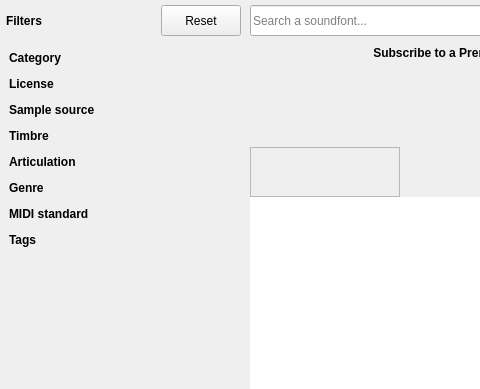
Old version of the form sources/repository/browser/soundfontbrowser.ui in the repository davy7125/polyphone; both pictures show x 0 to 480 and y 0 to 389 of the 811 by 389 pixel window.
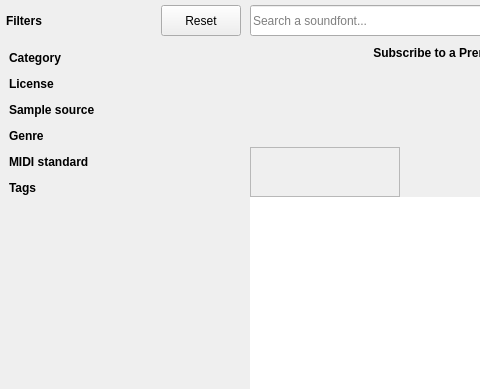
New version of the form. Custom widgets are drawn as their Qt base class.

Commit message: no more articulation / timbre

What changed in the file:
```diff
--- a/sources/repository/browser/soundfontbrowser.ui
+++ b/sources/repository/browser/soundfontbrowser.ui
@@ -411,36 +411,6 @@
            <item>
             <widget class="FilterFlow" name="filterSampleSource" native="true"/>
            </item>
-           <item>
-            <widget class="QLabel" name="label_7">
-             <property name="font">
-              <font>
-               <bold>true</bold>
-              </font>
-             </property>
-             <property name="text">
-              <string>Timbre</string>
-             </property>
-            </widget>
-           </item>
-           <item>
-            <widget class="FilterFlow" name="filterTimbre" native="true"/>
-           </item>
-           <item>
-            <widget class="QLabel" name="label_8">
-             <property name="font">
-              <font>
-               <bold>true</bold>
-              </font>
-             </property>
-             <property name="text">
-              <string>Articulation</string>
-             </property>
-            </widget>
-           </item>
-           <item>
-            <widget class="FilterFlow" name="filterArticulation" native="true"/>
-           </item>
            <item>
             <widget class="QLabel" name="label_9">
              <property name="font">
```
The commit also changes 24 other files.
